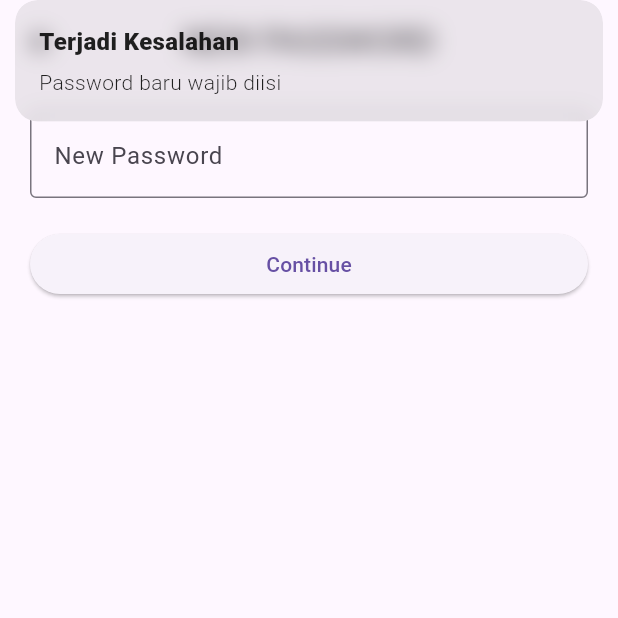
After one commit to zulfanurrifaat/presence_project, a Flutter app: the NewPasswordView screen opened by its route, after a tap on "Continue", on a phone screen of 412 x 824 dp, the top half of it. The commit adds this screen. Run offline on Flutter 3.47's test engine with Material 3 defaults, Android fonts, the phone set to English and light mode, and no system bars; our stand-ins replace cloud_firestore, device_preview, firebase_auth, firebase_core, get; accounts and stored records are empty.

Commit message:
new password

```diff
--- a/lib/app/modules/add_pegawai/views/add_pegawai_view.dart
+++ b/lib/app/modules/add_pegawai/views/add_pegawai_view.dart
@@ -17,6 +17,7 @@ class AddPegawaiView extends GetView<AddPegawaiController> {
           padding: EdgeInsets.all(20),
           children: [
             TextField(
+              autocorrect: false,
               controller: controller.nipC,
               decoration: InputDecoration(
                 labelText: "NIP",
@@ -27,6 +28,7 @@ class AddPegawaiView extends GetView<AddPegawaiController> {
               height: 20,
             ),
             TextField(
+              autocorrect: false,
               controller: controller.nameC,
               decoration: InputDecoration(
                 labelText: "Name",
@@ -37,6 +39,7 @@ class AddPegawaiView extends GetView<AddPegawaiController> {
               height: 20,
             ),
             TextField(
+              autocorrect: false,
               controller: controller.emailC,
               decoration: InputDecoration(
                 labelText: "Email",
--- a/lib/app/modules/login/views/login_view.dart
+++ b/lib/app/modules/login/views/login_view.dart
@@ -17,6 +17,7 @@ class LoginView extends GetView<LoginController> {
         padding: EdgeInsets.all(20),
         children: [
           TextField(
+            autocorrect: false,
             controller: controller.emailC,
             decoration: InputDecoration(
               labelText: "Email",
@@ -25,6 +26,7 @@ class LoginView extends GetView<LoginController> {
           ),
           SizedBox(height: 20),
           TextField(
+            autocorrect: false,
             controller: controller.passC,
             obscureText: true,
             decoration: InputDecoration(
--- /dev/null
+++ b/lib/app/modules/new_password/bindings/new_password_binding.dart
@@ -0,0 +1,12 @@
+import 'package:get/get.dart';
+
+import '../controllers/new_password_controller.dart';
+
+class NewPasswordBinding extends Bindings {
+  @override
+  void dependencies() {
+    Get.lazyPut<NewPasswordController>(
+      () => NewPasswordController(),
+    );
+  }
+}
--- /dev/null
+++ b/lib/app/modules/new_password/controllers/new_password_controller.dart
@@ -0,0 +1,41 @@
+import 'package:firebase_auth/firebase_auth.dart';
+import 'package:flutter/widgets.dart';
+import 'package:get/get.dart';
+import 'package:presence/app/routes/app_pages.dart';
+
+class NewPasswordController extends GetxController {
+  TextEditingController newPassC = TextEditingController();
+  FirebaseAuth auth = FirebaseAuth.instance;
+  void newPassword() async {
+    if (newPassC.text.isNotEmpty) {
+      if (newPassC.text != "password") {
+        try {
+          String? email = auth.currentUser!.email;
+          await auth.currentUser!.updatePassword(newPassC.text);
+
+          await auth.signOut();
+
+          await auth.signInWithEmailAndPassword(
+            email: email!,
+            password: newPassC.text,
+          );
+
+          Get.offAllNamed(Routes.HOME);
+        } on FirebaseAuthException catch (e) {
+          if (e.code == 'weak-password') {
+            Get.snackbar("Terjadi kesalahan",
+                "Password telalu lemah, setidaknya 6 karakter");
+          }
+        } catch (e) {
+          Get.snackbar("Terjadi kesalahan",
+              "Password telalu lemah, tidak dapat membuat password baru. Hubungi admin atau customer service");
+        }
+      } else {
+        Get.snackbar(
+            "Terjadi Kesalahan", "Password baru harus diubah tidak boleh sama");
+      }
+    } else {
+      Get.snackbar("Terjadi Kesalahan", "Password baru wajib diisi");
+    }
+  }
+}
--- /dev/null
+++ b/lib/app/modules/new_password/views/new_password_view.dart
@@ -0,0 +1,39 @@
+import 'package:flutter/material.dart';
+
+import 'package:get/get.dart';
+
+import '../controllers/new_password_controller.dart';
+
+class NewPasswordView extends GetView<NewPasswordController> {
+  const NewPasswordView({Key? key}) : super(key: key);
+  @override
+  Widget build(BuildContext context) {
+    return Scaffold(
+      appBar: AppBar(
+        title: const Text('NEW PASSWORD'),
+        centerTitle: true,
+      ),
+      body: ListView(
+        padding: EdgeInsets.all(20),
+        children: [
+          TextField(
+            autocorrect: false,
+            obscureText: true,
+            controller: controller.newPassC,
+            decoration: InputDecoration(
+                labelText: "New Password", border: OutlineInputBorder()),
+          ),
+          SizedBox(
+            height: 20,
+          ),
+          ElevatedButton(
+            onPressed: () {
+              controller.newPassword();
+            },
+            child: Text("Continue"),
+          ),
+        ],
+      ),
+    );
+  }
+}
--- a/lib/app/routes/app_pages.dart
+++ b/lib/app/routes/app_pages.dart
@@ -6,6 +6,8 @@ import '../modules/home/bindings/home_binding.dart';
 import '../modules/home/views/home_view.dart';
 import '../modules/login/bindings/login_binding.dart';
 import '../modules/login/views/login_view.dart';
+import '../modules/new_password/bindings/new_password_binding.dart';
+import '../modules/new_password/views/new_password_view.dart';
 
 part 'app_routes.dart';
 
@@ -30,5 +32,10 @@ class AppPages {
       page: () => const LoginView(),
       binding: LoginBinding(),
     ),
+    GetPage(
+      name: _Paths.NEW_PASSWORD,
+      page: () => const NewPasswordView(),
+      binding: NewPasswordBinding(),
+    ),
   ];
 }
--- a/lib/app/routes/app_routes.dart
+++ b/lib/app/routes/app_routes.dart
@@ -6,6 +6,7 @@ abstract class Routes {
   static const HOME = _Paths.HOME;
   static const ADD_PEGAWAI = _Paths.ADD_PEGAWAI;
   static const LOGIN = _Paths.LOGIN;
+  static const NEW_PASSWORD = _Paths.NEW_PASSWORD;
 }
 
 abstract class _Paths {
@@ -13,4 +14,5 @@ abstract class _Paths {
   static const HOME = '/home';
   static const ADD_PEGAWAI = '/add-pegawai';
   static const LOGIN = '/login';
+  static const NEW_PASSWORD = '/new-password';
 }
```
Also changed, not shown: lib/app/modules/login/controllers/login_controller.dart (+25 -3 lines).
